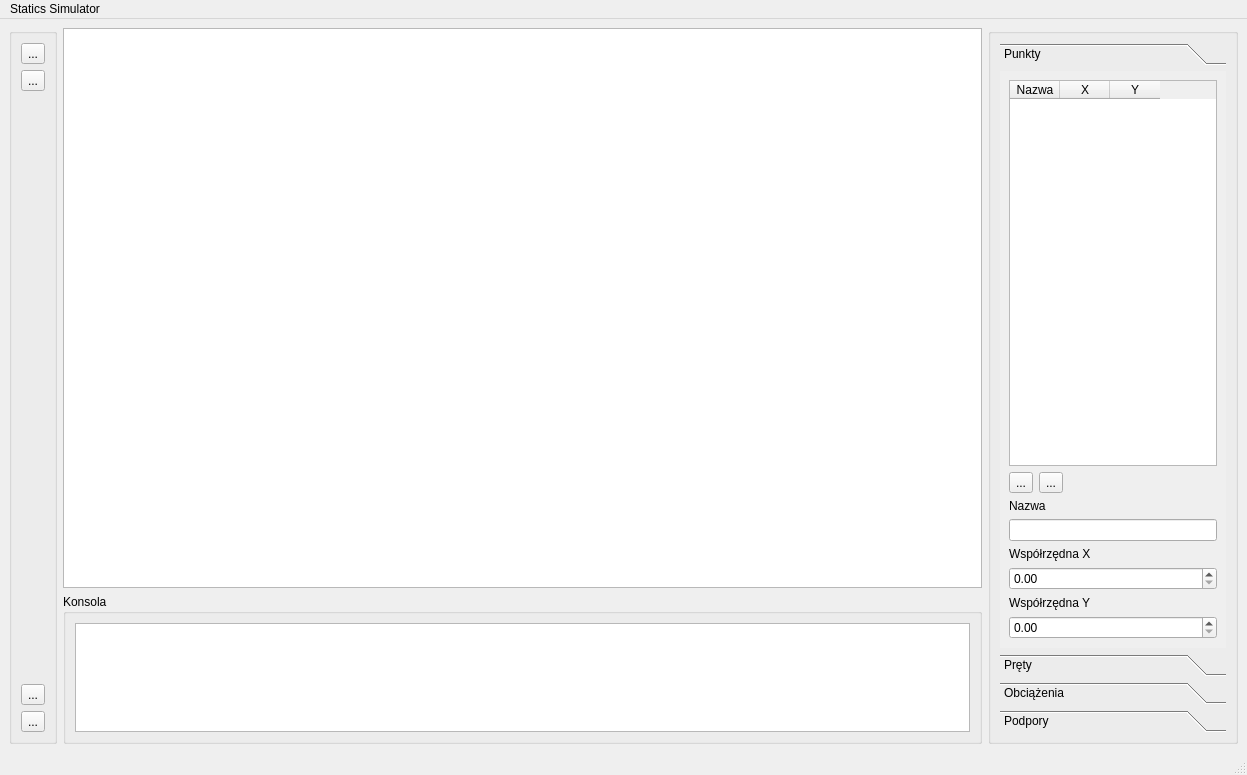
First picture: the form in mainwindow.ui, repository hglmg/staticsSimulator, before the edit.
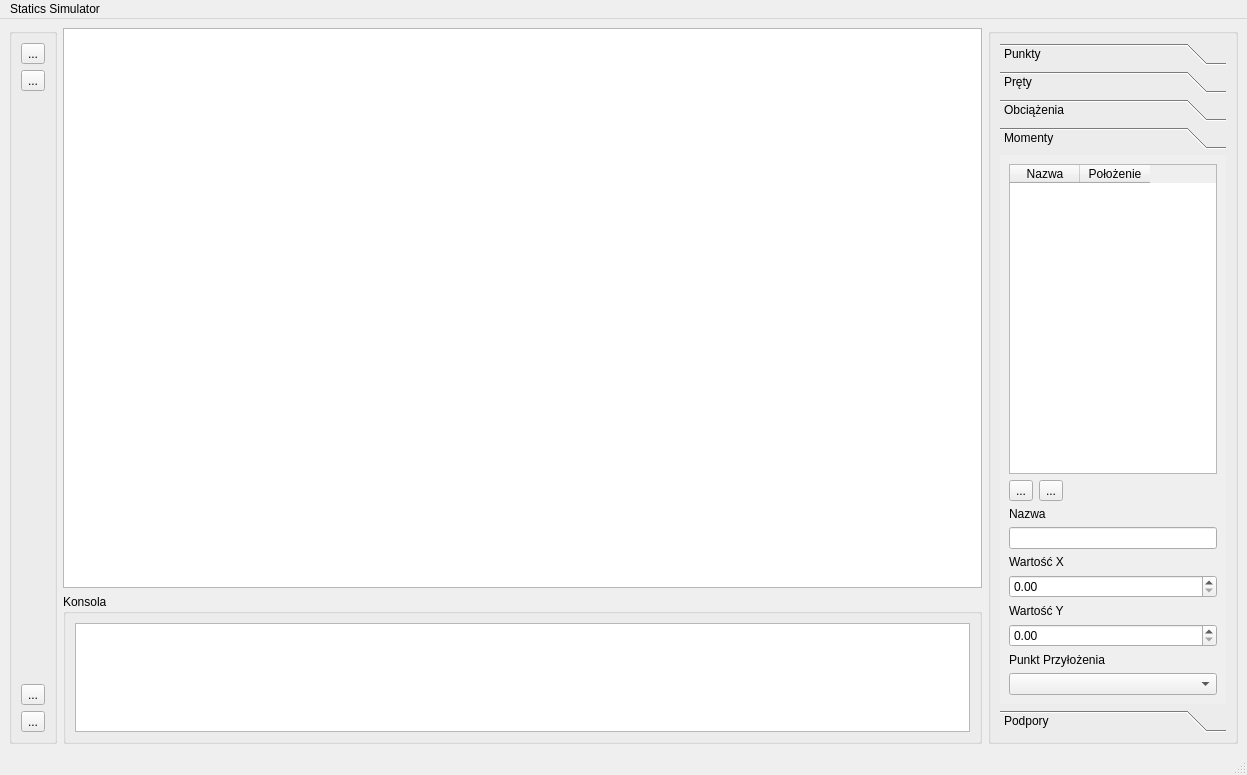
Second picture: the form after the edit. The open tabs and pages were chosen to show the change. Icons and pictures are not drawn.

Commit message: Testy funkcjonalności GUI, will improve later

Patch:
```diff
--- a/mainwindow.ui
+++ b/mainwindow.ui
@@ -158,7 +158,7 @@
             <x>0</x>
             <y>0</y>
             <width>220</width>
-            <height>528</height>
+            <height>494</height>
            </rect>
           </property>
           <attribute name="label">
@@ -677,6 +677,134 @@
            </item>
           </layout>
          </widget>
+         <widget class="QWidget" name="momentTab">
+          <attribute name="label">
+           <string>Momenty</string>
+          </attribute>
+          <layout class="QVBoxLayout" name="verticalLayout_9">
+           <item>
+            <widget class="QTableWidget" name="momentTable_2">
+             <property name="columnCount">
+              <number>2</number>
+             </property>
+             <attribute name="horizontalHeaderVisible">
+              <bool>true</bool>
+             </attribute>
+             <attribute name="horizontalHeaderMinimumSectionSize">
+              <number>0</number>
+             </attribute>
+             <attribute name="horizontalHeaderDefaultSectionSize">
+              <number>70</number>
+             </attribute>
+             <attribute name="horizontalHeaderHighlightSections">
+              <bool>true</bool>
+             </attribute>
+             <attribute name="verticalHeaderCascadingSectionResizes">
+              <bool>false</bool>
+             </attribute>
+             <attribute name="verticalHeaderDefaultSectionSize">
+              <number>40</number>
+             </attribute>
+             <attribute name="verticalHeaderShowSortIndicator" stdset="0">
+              <bool>false</bool>
+             </attribute>
+             <column>
+              <property name="text">
+               <string>Nazwa</string>
+              </property>
+             </column>
+             <column>
+              <property name="text">
+               <string>Położenie</string>
+              </property>
+             </column>
+            </widget>
+           </item>
+           <item>
+            <layout class="QHBoxLayout" name="horizontalLayout_8">
+             <item>
+              <widget class="QToolButton" name="momentAddBtn_2">
+               <property name="toolTip">
+                <string>Dodaj</string>
+               </property>
+               <property name="text">
+                <string>...</string>
+               </property>
+               <property name="icon">
+                <iconset theme="QIcon::ThemeIcon::DocumentNew"/>
+               </property>
+              </widget>
+             </item>
+             <item>
+              <widget class="QToolButton" name="momentRemoveBtn_2">
+               <property name="toolTip">
+                <string>Usuń</string>
+               </property>
+               <property name="text">
+                <string>...</string>
+               </property>
+               <property name="icon">
+                <iconset theme="QIcon::ThemeIcon::EditClear"/>
+               </property>
+              </widget>
+             </item>
+             <item>
+              <spacer name="horizontalSpacer_6">
+               <property name="orientation">
+                <enum>Qt::Orientation::Horizontal</enum>
+               </property>
+               <property name="sizeHint" stdset="0">
+                <size>
+                 <width>40</width>
+                 <height>20</height>
+                </size>
+               </property>
+              </spacer>
+             </item>
+            </layout>
+           </item>
+           <item>
+            <widget class="QLabel" name="label_21">
+             <property name="text">
+              <string>Nazwa</string>
+             </property>
+            </widget>
+           </item>
+           <item>
+            <widget class="QLineEdit" name="momentNameEdit_2"/>
+           </item>
+           <item>
+            <widget class="QLabel" name="label_22">
+             <property name="text">
+              <string>Wartość X</string>
+             </property>
+            </widget>
+           </item>
+           <item>
+            <widget class="QDoubleSpinBox" name="momentXSpinBox_2"/>
+           </item>
+           <item>
+            <widget class="QLabel" name="label_19">
+             <property name="text">
+              <string>Wartość Y</string>
+             </property>
+            </widget>
+           </item>
+           <item>
+            <widget class="QDoubleSpinBox" name="momentYSpinBox_2"/>
+           </item>
+           <item>
+            <widget class="QLabel" name="label_20">
+             <property name="text">
+              <string>Punkt Przyłożenia</string>
+             </property>
+            </widget>
+           </item>
+           <item>
+            <widget class="QComboBox" name="momentGroupBox_2"/>
+           </item>
+          </layout>
+         </widget>
          <widget class="QWidget" name="podporyTab">
           <property name="geometry">
            <rect>
```
Left out of the diff: 6 changed lines with no effect on the pictures. The commit also changes 5 other files.
